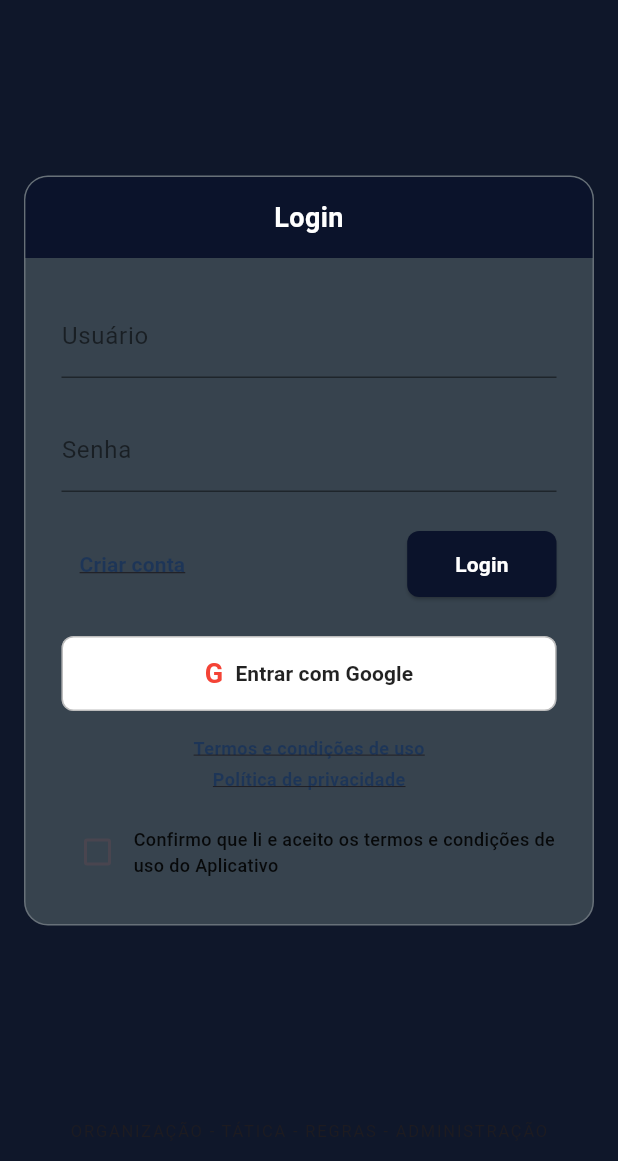
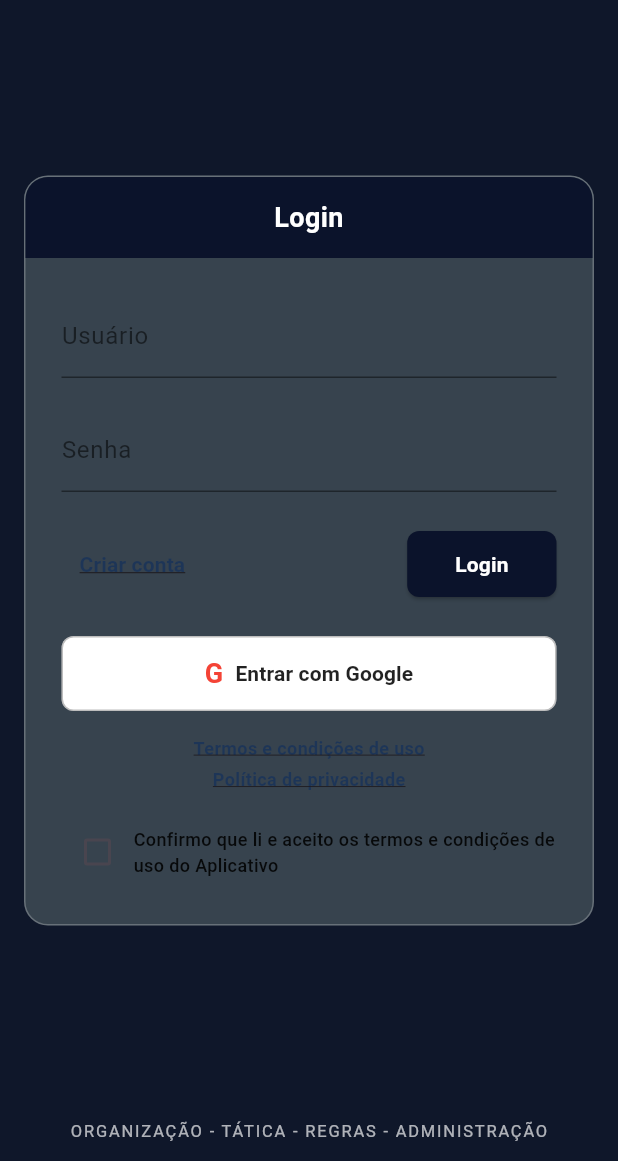
Before and after one commit to brunoaragaosilva/campfut, a Flutter app: the LoginScreen screen opened directly, on a phone screen of 412 x 824 dp, the part 75-1236 px from its top. Run offline on Flutter 3.47's test engine with Material 3 defaults, Android fonts, the phone set to English and light mode, and no system bars; our stand-ins replace firebase_auth, firebase_core; accounts and stored records are empty.

```diff
--- a/lib/views/login_view.dart
+++ b/lib/views/login_view.dart
@@ -139,7 +139,6 @@ class _LoginScreenState extends State<LoginScreen> {
 
     try {
       GoogleAuthProvider googleProvider = GoogleAuthProvider();
-      // Executa o popup de login com Google otimizado para Web / GitHub Pages
       await _auth.signInWithPopup(googleProvider);
 
       if (!mounted) return;
@@ -161,7 +160,6 @@ class _LoginScreenState extends State<LoginScreen> {
       backgroundColor: const Color(0xFF0F172A),
       body: Column(
         children: [
-          // Barra Superior original
           Container(
             padding: const EdgeInsets.symmetric(horizontal: 16, vertical: 12),
             color: const Color(0xFF0B132B),
@@ -196,8 +194,6 @@ class _LoginScreenState extends State<LoginScreen> {
               ],
             ),
           ),
-
-          // Container Central de Login
           Expanded(
             child: Center(
               child: SingleChildScrollView(
@@ -369,13 +365,11 @@ class _LoginScreenState extends State<LoginScreen> {
               ),
             ),
           ),
-
-          // Rodapé original
           Container(
             padding: const EdgeInsets.all(12),
-            child: const Text(
+            child: Text(
               'ORGANIZAÇÃO - TÁTICA - REGRAS - ADMINISTRAÇÃO',
-              style: TextStyle(color: Colors.white67, fontSize: 11, letterSpacing: 1.2),
+              style: TextStyle(color: Colors.white.withOpacity(0.67), fontSize: 11, letterSpacing: 1.2),
             ),
           ),
         ],
```
Also changed, not shown: lib/main.dart (+5 -11 lines).
